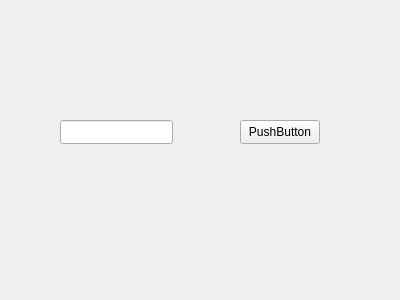
First picture: the form in ui/wid.ui, repository JustMe011/Eq-Parser-dev, before the edit.
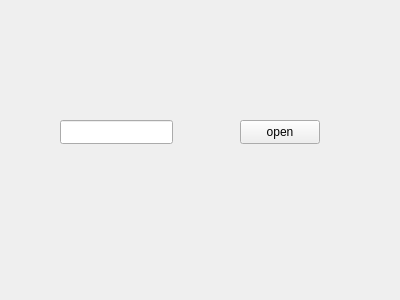
Second picture: the form after the edit.

```diff
--- a/ui/wid.ui
+++ b/ui/wid.ui
@@ -33,7 +33,7 @@
     </rect>
    </property>
    <property name="text">
-    <string>PushButton</string>
+    <string>open</string>
    </property>
   </widget>
   <widget class="QLabel" name="outputLbl">
```
Left out of the diff: 22 changed lines with no effect on the pictures.
